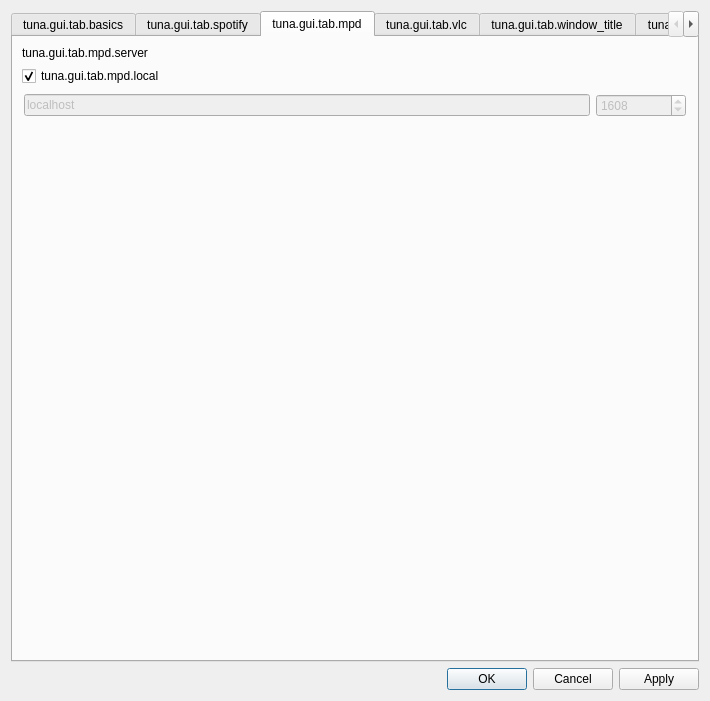
Before: the Qt Designer form src/gui/tuna_gui.ui in univrsal/tuna, drawn with Qt 5.
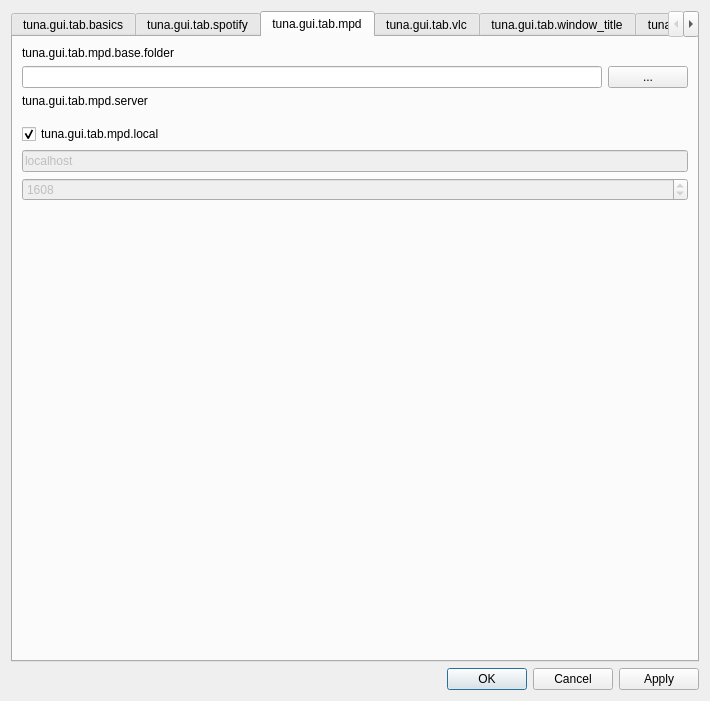
After: the same form once the commit is applied. The open tabs and pages were chosen to show the change. Icons and pictures are not drawn.

```diff
--- a/src/gui/tuna_gui.ui
+++ b/src/gui/tuna_gui.ui
@@ -17,7 +17,7 @@
    <item>
     <widget class="QTabWidget" name="settings_tabs">
      <property name="currentIndex">
-      <number>0</number>
+      <number>5</number>
      </property>
      <widget class="QWidget" name="tab_basic">
       <attribute name="title">
@@ -956,6 +956,33 @@
        <string>tuna.gui.tab.mpd</string>
       </attribute>
       <layout class="QVBoxLayout" name="verticalLayout_5">
+       <item>
+        <widget class="QLabel" name="label_10">
+         <property name="text">
+          <string>tuna.gui.tab.mpd.base.folder</string>
+         </property>
+        </widget>
+       </item>
+       <item>
+        <layout class="QHBoxLayout" name="horizontalLayout_20">
+         <item>
+          <widget class="QLineEdit" name="txt_base_folder"/>
+         </item>
+         <item>
+          <widget class="QPushButton" name="btn_browse_base_folder">
+           <property name="sizePolicy">
+            <sizepolicy hsizetype="Preferred" vsizetype="Fixed">
+             <horstretch>0</horstretch>
+             <verstretch>0</verstretch>
+            </sizepolicy>
+           </property>
+           <property name="text">
+            <string>...</string>
+           </property>
+          </widget>
+         </item>
+        </layout>
+       </item>
        <item>
         <widget class="QLabel" name="label_13">
          <property name="text">
@@ -963,16 +990,6 @@
          </property>
         </widget>
        </item>
-       <item>
-        <widget class="QCheckBox" name="cb_local">
-         <property name="text">
-          <string>tuna.gui.tab.mpd.local</string>
-         </property>
-         <property name="checked">
-          <bool>true</bool>
-         </property>
-        </widget>
-       </item>
        <item>
         <widget class="QFrame" name="frame_14">
          <property name="frameShape">
@@ -994,6 +1011,19 @@
           <property name="bottomMargin">
            <number>2</number>
           </property>
+         </layout>
+        </widget>
+       </item>
+       <item>
+        <widget class="QCheckBox" name="cb_local">
+         <property name="text">
+          <string>tuna.gui.tab.mpd.local</string>
+         </property>
+         <property name="checked">
+          <bool>true</bool>
+         </property>
+        </widget>
+       </item>
           <item>
            <widget class="QLineEdit" name="txt_ip">
             <property name="enabled">
@@ -1026,9 +1056,6 @@
             </property>
            </widget>
           </item>
-         </layout>
-        </widget>
-       </item>
        <item>
         <spacer name="verticalSpacer_2">
          <property name="orientation">
@@ -1357,7 +1384,7 @@
        <item>
         <widget class="QLabel" name="label">
          <property name="text">
-          <string>&lt;html&gt;&lt;head/&gt;&lt;body&gt;&lt;p align=&quot;center&quot;&gt;&lt;span style=&quot; font-size:16pt;&quot;&gt;tuna&lt;/span&gt;&lt;/p&gt;&lt;p align=&quot;center&quot;&gt;&lt;a href=&quot;https://github.com/univrsal/tuna&quot;&gt;&lt;span style=&quot; text-decoration: underline; color:#007af4;&quot;&gt;github.com/univrsal/tuna&lt;/span&gt;&lt;/a&gt;&lt;/p&gt;&lt;p&gt;Display information about currently playing music directly within obs.&lt;/p&gt;&lt;p&gt;Depends on Qt, libobs, libmpdclient and curl.&lt;/p&gt;&lt;p&gt;Tuna is licensed under the GPL v2.0 &lt;/p&gt;&lt;/body&gt;&lt;/html&gt;</string>
+          <string>&lt;html&gt;&lt;head/&gt;&lt;body&gt;&lt;p align=&quot;center&quot;&gt;&lt;span style=&quot; font-size:16pt;&quot;&gt;tuna&lt;/span&gt;&lt;/p&gt;&lt;p align=&quot;center&quot;&gt;&lt;a href=&quot;https://github.com/univrsal/tuna&quot;&gt;&lt;span style=&quot; text-decoration: underline; color:#007af4;&quot;&gt;github.com/univrsal/tuna&lt;/span&gt;&lt;/a&gt;&lt;/p&gt;&lt;p&gt;Display information about currently playing music directly within obs.&lt;/p&gt;&lt;p&gt;Depends on Qt, libobs, taglib, libmpdclient and curl.&lt;/p&gt;&lt;p&gt;Tuna is licensed under the GPL v2.0 &lt;/p&gt;&lt;/body&gt;&lt;/html&gt;</string>
          </property>
         </widget>
        </item>
```
Lines whose indentation alone changed are shown as unchanged.
